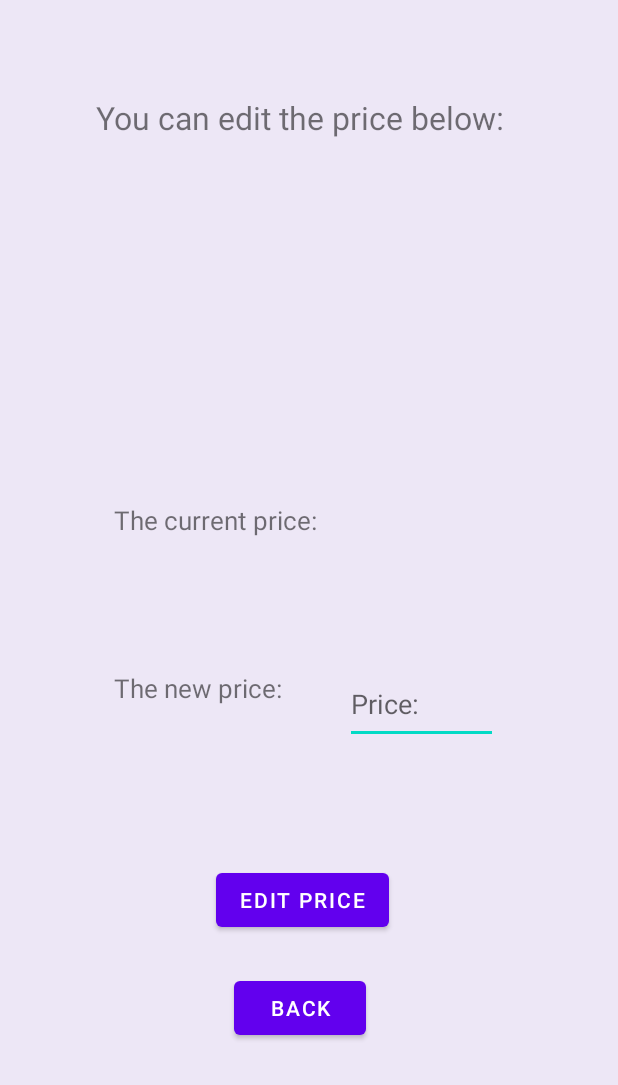
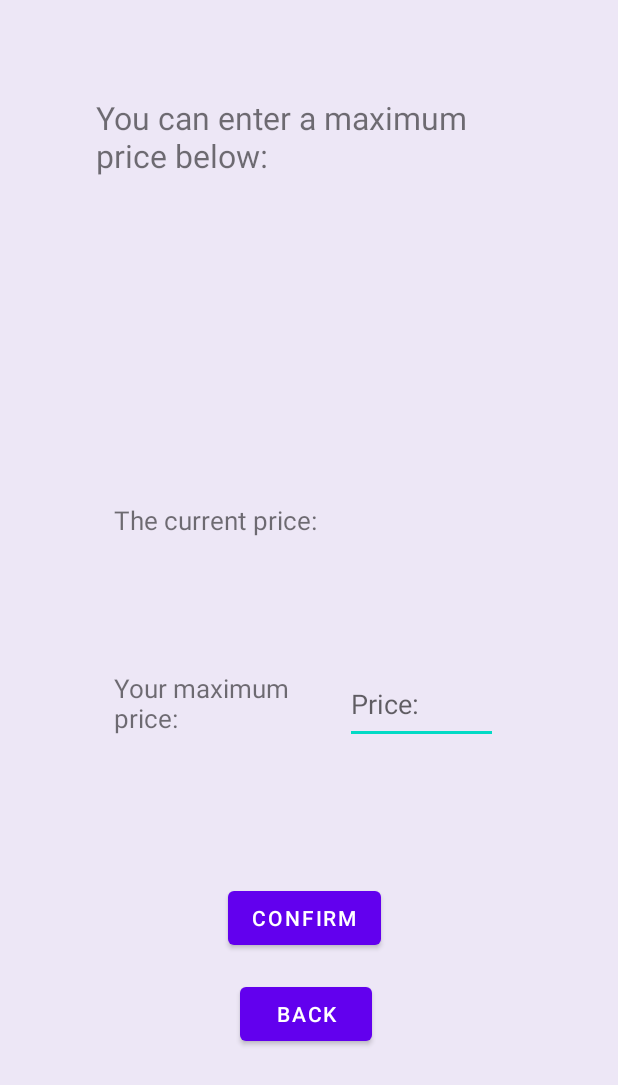
Before and after one commit to Warglaive/Product-Price-Alert-Android, an Android app: the layout activity_provide_maximum_price.xml on its own in the app's theme, with its tools: preview values and no code run, on a phone screen of 412 x 824 dp. Shown: the top 1085 px of the screen. Run offline under Robolectric (Android 15) with nearby library versions, the phone set to English and light mode, and no system bars.

Commit message:
max price in progress

```diff
--- /dev/null
+++ b/Implementation/ProductPriceAlert/app/src/main/java/com/activities/ProvideMaxPriceActivity.java
@@ -0,0 +1,16 @@
+package com.activities;
+
+import android.os.Bundle;
+
+import androidx.appcompat.app.AppCompatActivity;
+
+import com.ProductPriceAlert.R;
+
+public class ProvideMaxPriceActivity extends AppCompatActivity {
+
+    @Override
+    public void onCreate(Bundle savedInstanceState) {
+        super.onCreate(savedInstanceState);
+        setContentView(R.layout.activity_provide_maximum_price);
+    }
+}
--- a/Implementation/ProductPriceAlert/app/src/main/res/layout/activity_provide_maximum_price.xml
+++ b/Implementation/ProductPriceAlert/app/src/main/res/layout/activity_provide_maximum_price.xml
@@ -12,7 +12,7 @@
         android:layout_height="62dp"
         android:layout_marginStart="64dp"
         android:layout_marginTop="64dp"
-        android:text="@string/editWel"
+        android:text="@string/maxWel"
         android:textSize="21sp"
         app:layout_constraintStart_toStartOf="parent"
         app:layout_constraintTop_toTopOf="parent" />
@@ -33,7 +33,7 @@
         android:layout_height="49dp"
         android:layout_marginStart="76dp"
         android:layout_marginBottom="440dp"
-        android:text="@string/editView"
+        android:text="@string/maxView"
         android:textSize="17sp"
         app:layout_constraintBottom_toBottomOf="parent"
         app:layout_constraintStart_toStartOf="parent" />
@@ -44,7 +44,7 @@
         android:layout_height="49dp"
         android:layout_marginStart="76dp"
         android:layout_marginBottom="328dp"
-        android:text="@string/editNew"
+        android:text="@string/maxNew"
         android:textSize="17sp"
         app:layout_constraintBottom_toBottomOf="parent"
         app:layout_constraintStart_toStartOf="parent" />
@@ -65,8 +65,8 @@
         android:id="@+id/backMax"
         android:layout_width="wrap_content"
         android:layout_height="wrap_content"
-        android:layout_marginStart="156dp"
-        android:layout_marginBottom="128dp"
+        android:layout_marginStart="160dp"
+        android:layout_marginBottom="124dp"
         android:text="@string/backBtn"
         app:layout_constraintBottom_toBottomOf="parent"
         app:layout_constraintStart_toStartOf="parent" />
@@ -75,9 +75,9 @@
         android:id="@+id/maxButton"
         android:layout_width="wrap_content"
         android:layout_height="wrap_content"
-        android:layout_marginStart="144dp"
-        android:layout_marginBottom="24dp"
-        android:text="@string/edit"
+        android:layout_marginStart="152dp"
+        android:layout_marginBottom="16dp"
+        android:text="@string/max"
         app:layout_constraintBottom_toTopOf="@+id/backMax"
         app:layout_constraintStart_toStartOf="parent" />
 </androidx.constraintlayout.widget.ConstraintLayout>
```
